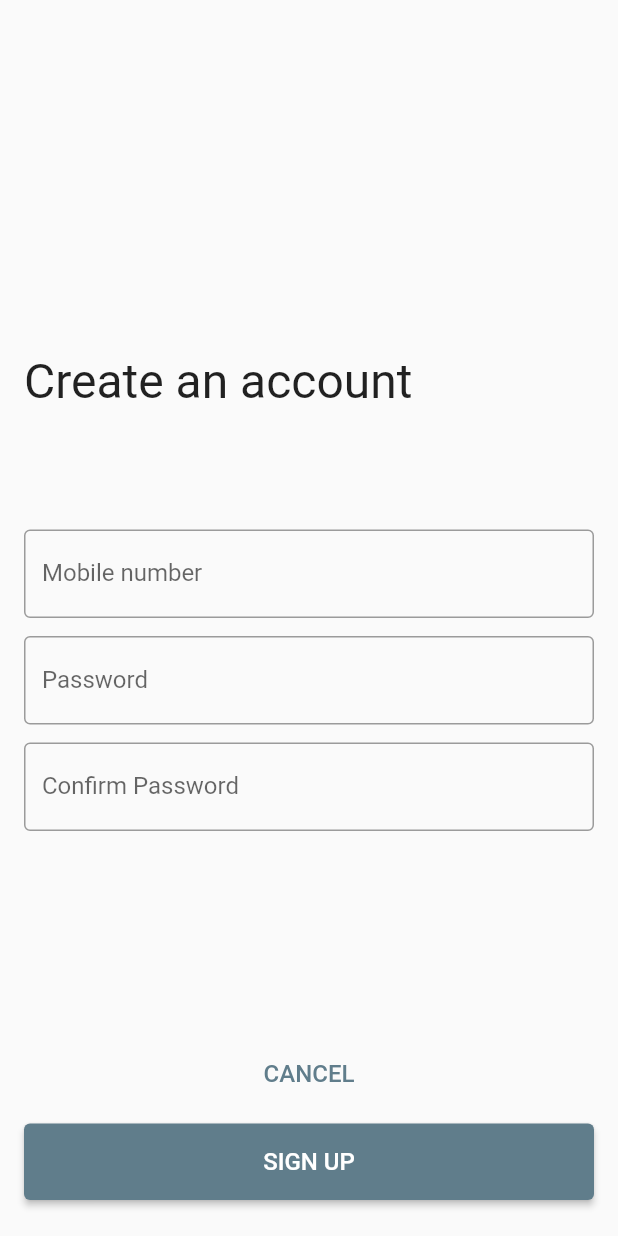
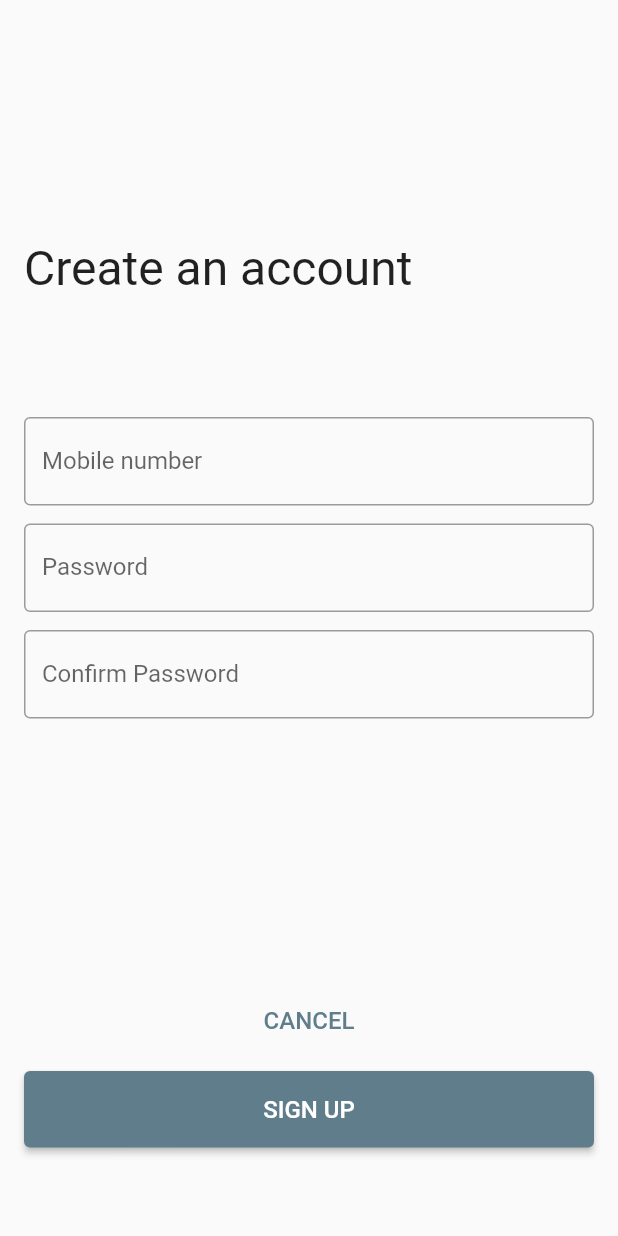
Before and after one commit to cactuspoint/CSCI334Project, a Flutter app: the SignUpPage screen opened directly, on a phone screen of 412 x 824 dp. Run offline on Flutter 3.47's test engine with Material 2 defaults, Android fonts, the light colour scheme and no system bars; our stand-ins replace graphql_flutter, qr_flutter.

Commit message:
Added back the SingleChildScrollView on signup.dart
Also disabled screen rotation

```diff
--- a/client/lib/main.dart
+++ b/client/lib/main.dart
@@ -1,4 +1,6 @@
 import 'dart:ui';
+import 'package:flutter/services.dart';
+
 import 'welcome.dart';
 import 'login.dart';
 import 'package:flutter/material.dart';
@@ -38,6 +40,10 @@ class GraphqlApp extends StatelessWidget {
 class MyApp extends StatelessWidget {
   @override
   Widget build(BuildContext context) {
+    SystemChrome.setPreferredOrientations([
+      DeviceOrientation.portraitUp,
+      DeviceOrientation.portraitDown,
+    ]);
     return MaterialApp(
       home: WelcomePage(),
       themeMode: ThemeMode.system,
--- a/client/lib/signup.dart
+++ b/client/lib/signup.dart
@@ -11,7 +11,9 @@ class _SignUpState extends State<SignUpPage> {
   @override
   Widget build(BuildContext context) {
     return Scaffold(
-      body: Column(
+      // resizeToAvoidBottomInset: false,
+      body: SingleChildScrollView(
+        child: Column(
         mainAxisAlignment: MainAxisAlignment.end,
         crossAxisAlignment: CrossAxisAlignment.start,
         children: <Widget>[
@@ -61,7 +63,7 @@ class _SignUpState extends State<SignUpPage> {
             ),
           ),
           Container(
-            padding: EdgeInsets.fromLTRB(16, 120, 16, 4),
+            padding: EdgeInsets.fromLTRB(16, 160, 16, 4),
             // padding: EdgeInsets.symmetric(horizontal: 8.0),
             child: SizedBox(
               width: double.infinity,
@@ -101,6 +103,7 @@ class _SignUpState extends State<SignUpPage> {
           ),
         ],
       ),
+      ),
     );
   }
 }
```
